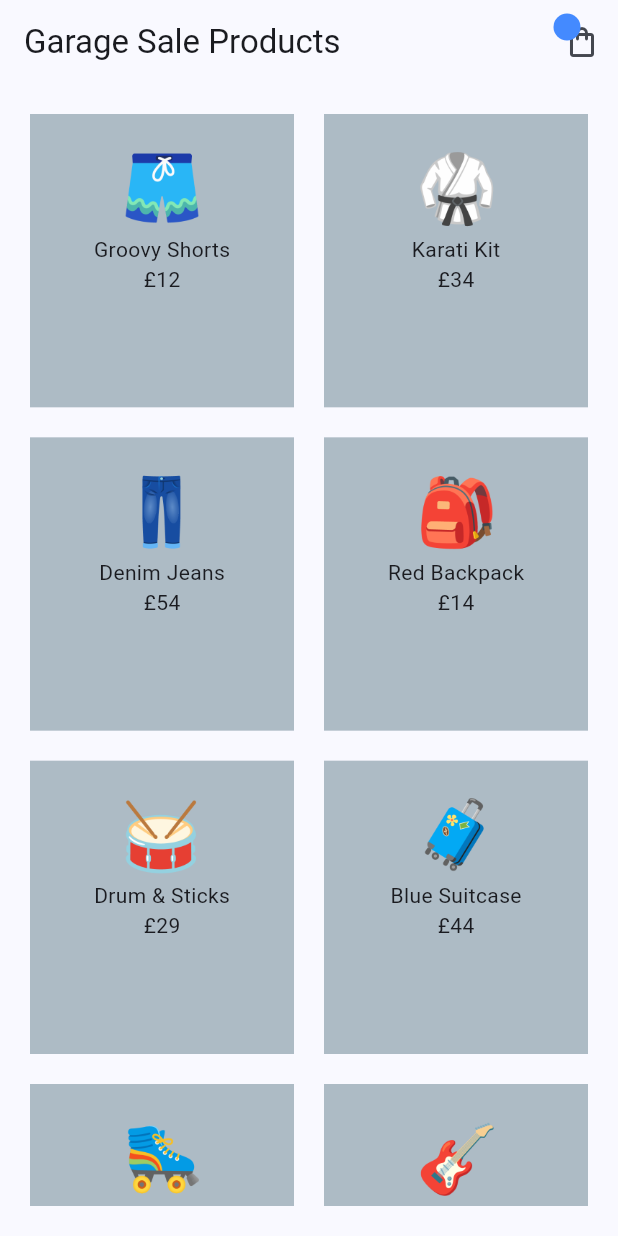
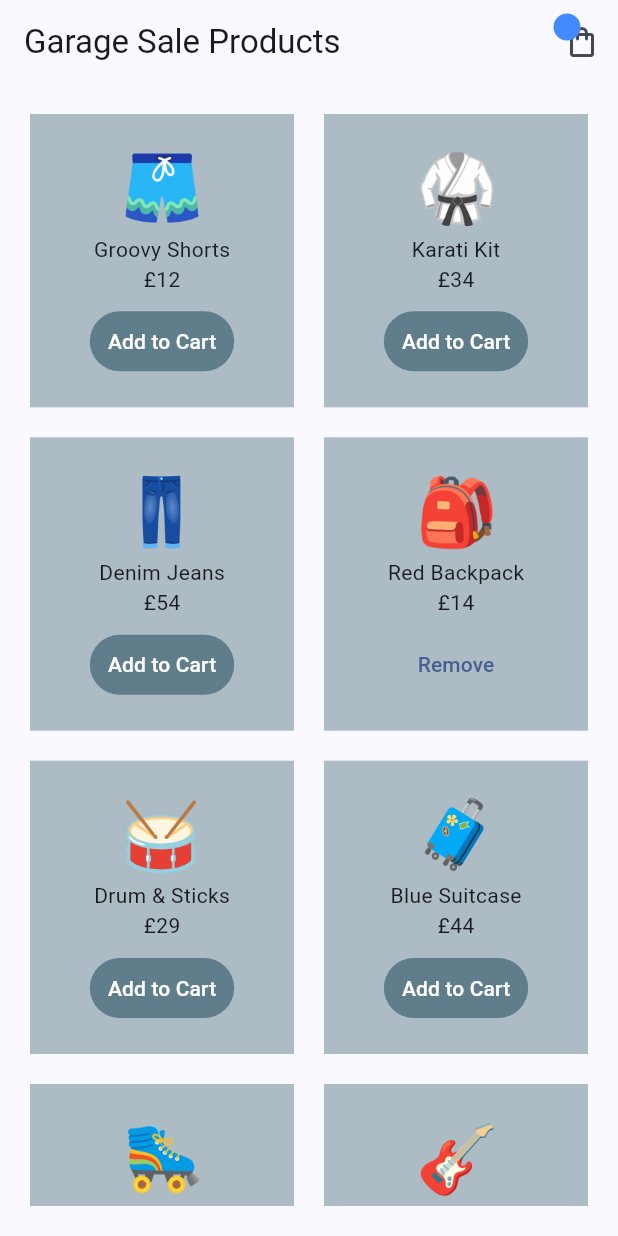
Before and after one commit to tertiussc/flutter_riverpod, a Flutter app: the screen it shows after launch, on a phone screen of 412 x 824 dp. Run offline on Flutter 3.47's test engine with Material 3 defaults, Android fonts, the phone set to English and light mode, and no system bars; our stand-ins replace flutter_riverpod, riverpod_annotation; generated files the repository leaves out were written again.

Commit message:
Added notifier state and dynamic buttons with some styling

```diff
--- /dev/null
+++ b/lib/providers/cart_provider.dart
@@ -0,0 +1,16 @@
+/* Cart Notifier to update state and notify listeners */
+import 'package:flutter_riverpod/flutter_riverpod.dart';
+import 'package:flutter_riverpod_app/models/product.dart';
+
+class CartNotifier extends Notifier<Set<Product>> {
+  @override
+  Set<Product> build() {
+    return const {Product(id: '4', title: 'Red Backpack', price: 14, image: 'assets/products/backpack.png')};
+  }
+
+  // methods to update state
+}
+
+final cartNotifierProvider = NotifierProvider<CartNotifier, Set<Product>>(() {
+  return CartNotifier();
+});
--- a/lib/screens/cart/cart_screen.dart
+++ b/lib/screens/cart/cart_screen.dart
@@ -1,6 +1,6 @@
 import 'package:flutter/material.dart';
 import 'package:flutter_riverpod/flutter_riverpod.dart';
-import 'package:flutter_riverpod_app/providers/products_provider.dart';
+import 'package:flutter_riverpod_app/providers/cart_provider.dart';
 
 class CartScreen extends ConsumerStatefulWidget {
   const CartScreen({super.key});
@@ -15,7 +15,7 @@ class _CartScreenState extends ConsumerState<CartScreen> {
   @override
   Widget build(BuildContext context) {
     // Create provider
-    final cartProducts = ref.watch(reducedProductsProvider);
+    final cartProducts = ref.watch(cartNotifierProvider);
 
     return Scaffold(
       appBar: AppBar(
--- a/lib/screens/home/home_screen.dart
+++ b/lib/screens/home/home_screen.dart
@@ -1,5 +1,6 @@
 import 'package:flutter/material.dart';
 import 'package:flutter_riverpod/flutter_riverpod.dart';
+import 'package:flutter_riverpod_app/providers/cart_provider.dart';
 import 'package:flutter_riverpod_app/providers/products_provider.dart';
 import 'package:flutter_riverpod_app/shared/cart_icon.dart';
 
@@ -8,6 +9,7 @@ class HomeScreen extends ConsumerWidget {
   @override
   Widget build(BuildContext context, WidgetRef ref) {
     final allProducts = ref.watch(productsProvider);
+    final cartProducts = ref.watch(cartNotifierProvider);
 
     return Scaffold(
       appBar: AppBar(title: const Text('Garage Sale Products'), actions: const [CartIcon()]),
@@ -27,10 +29,18 @@ class HomeScreen extends ConsumerWidget {
               color: Colors.blueGrey.withValues(alpha: 0.5),
               child: Column(
                 children: [
-                  // Make use of the provider
                   Image.asset(allProducts[index].image, width: 60, height: 60),
                   Text(allProducts[index].title),
                   Text('£${allProducts[index].price}'),
+                  Expanded(child: SizedBox()),
+                  // Dynamically add button depending on if the product is in the cart
+                  if (cartProducts.contains(allProducts[index])) TextButton(onPressed: () {}, child: const Text('Remove')),
+                  if (!cartProducts.contains(allProducts[index]))
+                    TextButton(
+                      onPressed: () {},
+                      style: TextButton.styleFrom(backgroundColor: Colors.blueGrey, foregroundColor: Colors.white),
+                      child: const Text('Add to Cart'),
+                    ),
                 ],
               ),
             );
```
